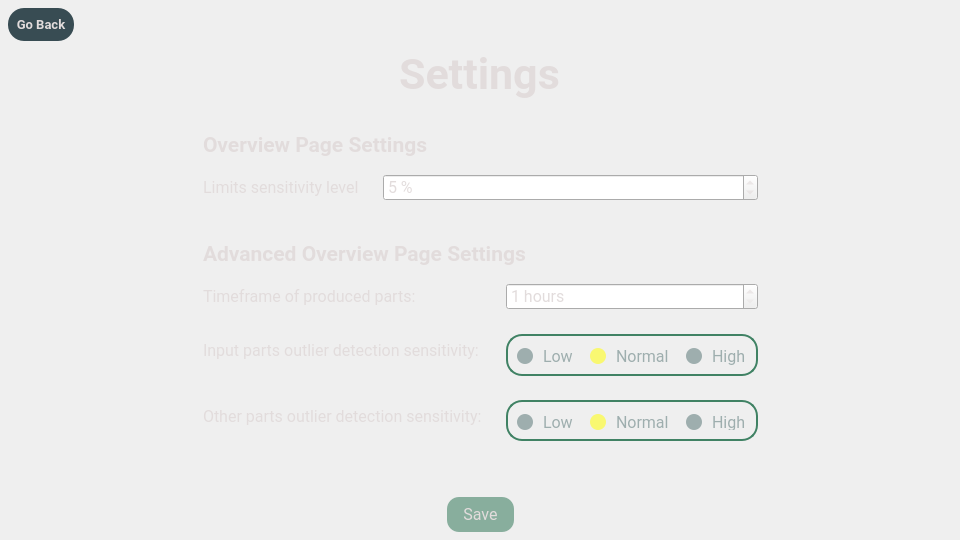
ionutsilviu3/CIIT, file faultid/resources/ui/settings_window.ui: the form before one commit.
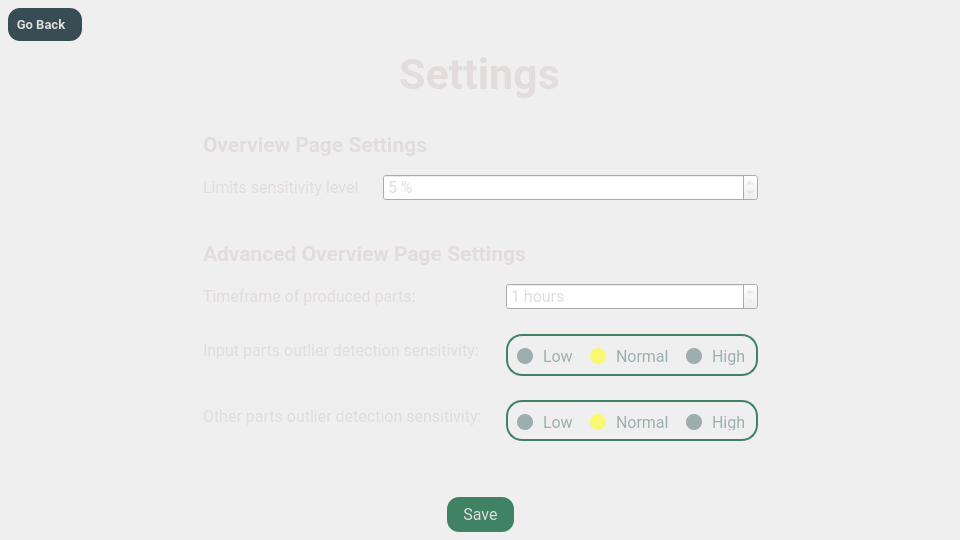
The form after the commit. Icons and pictures are not drawn.

```diff
--- a/faultid/resources/ui/settings_window.ui
+++ b/faultid/resources/ui/settings_window.ui
@@ -473,7 +473,7 @@
    <item row="12" column="1" alignment="Qt::AlignmentFlag::AlignHCenter|Qt::AlignmentFlag::AlignVCenter">
     <widget class="QPushButton" name="pb_save">
      <property name="enabled">
-      <bool>false</bool>
+      <bool>true</bool>
      </property>
      <property name="sizePolicy">
       <sizepolicy hsizetype="Minimum" vsizetype="Fixed">
@@ -514,7 +514,7 @@
     }
 QPushButton:disabled{
 	
-	background-color: rgba(64, 130, 100, 150);
+	background-color: rgba(64, 130, 100, 100);
     }</string>
      </property>
      <property name="text">
@@ -533,14 +533,23 @@
      </property>
      <property name="styleSheet">
       <string notr="true">QPushButton {
-	border-radius: 16px;
+	border-radius: 12px;
 	padding-left: 8px;
-	padding-right: 8px;
+	padding-right: 16px;
 	padding-top: 8 px;
 	padding-bottom: 8 px;
-	color:rgb(226, 220, 220);
+	color: rgb(226, 220, 220);
 	background-color: rgb(56, 76, 83);
-    }</string>
+    }
+
+QPushButton:hover {
+	background-color: rgb(50, 68, 74);
+}
+
+QPushButton:pressed {
+	
+	background-color: rgb(45, 61, 66);
+}</string>
      </property>
      <property name="text">
       <string>Go Back</string>
```
Left out of the diff: 6 changed lines with no effect on the pictures.
